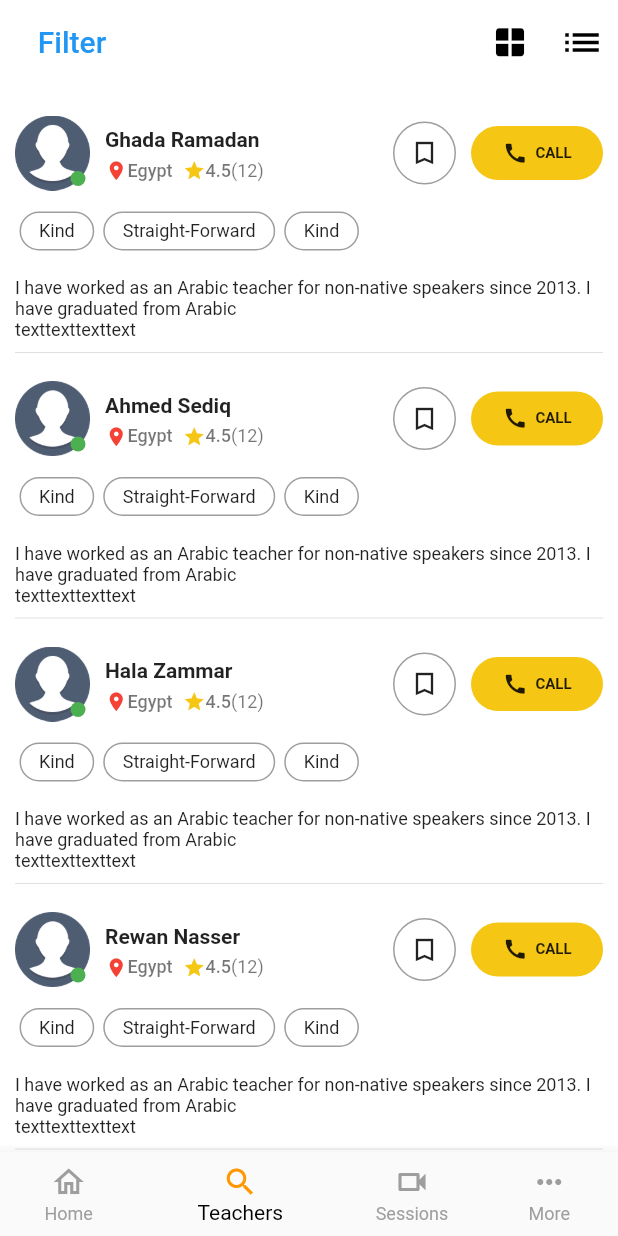
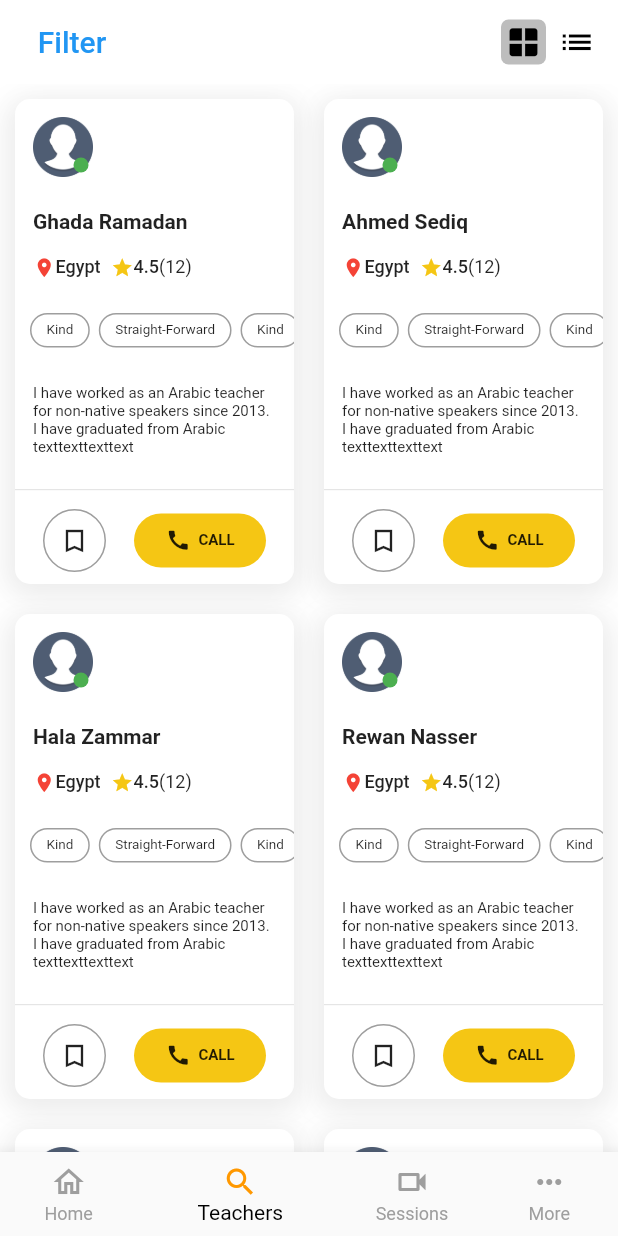
Before and after one commit to Modather-ali/flutter_app, a Flutter app: the screen it shows after launch, after a tap on the "window" icon, on a phone screen of 412 x 824 dp. Run offline on Flutter 3.47's test engine with Material 2 defaults, Android fonts, the phone set to English and light mode, and no system bars.

Commit message:
new update

```diff
--- a/lib/screens/teachers.dart
+++ b/lib/screens/teachers.dart
@@ -1,7 +1,8 @@
 import 'package:app/modules/teacher.dart';
 import 'package:flutter/material.dart';
 
-import 'widgets/horizontal_card.dart';
+import 'widgets/grid_card.dart';
+import 'widgets/list_card.dart';
 
 class TeachersScreen extends StatefulWidget {
   const TeachersScreen({Key? key}) : super(key: key);
@@ -11,6 +12,7 @@ class TeachersScreen extends StatefulWidget {
 }
 
 class _TeachersScreenState extends State<TeachersScreen> {
+  bool isList = true;
   @override
   Widget build(BuildContext context) {
     return Scaffold(
@@ -26,33 +28,93 @@ class _TeachersScreenState extends State<TeachersScreen> {
           ),
         ),
         actions: [
-          IconButton(
-            onPressed: () {},
-            icon: const Icon(
+          InkWell(
+            onTap: () {
+              setState(() {
+                isList = false;
+              });
+            },
+            child: Stack(
+              alignment: Alignment.center,
+              children: [
+                !isList
+                    ? Container(
+                        height: 30,
+                        width: 30,
+                        decoration: BoxDecoration(
+                            color: Colors.grey[400],
+                            borderRadius: BorderRadius.circular(5)),
+                      )
+                    : const SizedBox(),
+                const Icon(
                   Icons.window,
                   size: 25,
                 ),
+              ],
             ),
-          IconButton(
-            onPressed: () {},
-            icon: const Icon(
+          ),
+          Padding(
+            padding: const EdgeInsets.only(right: 15, left: 8),
+            child: InkWell(
+              onTap: () {
+                setState(() {
+                  isList = true;
+                });
+              },
+              child: Stack(
+                alignment: Alignment.center,
+                children: [
+                  isList
+                      ? Container(
+                          height: 30,
+                          width: 30,
+                          decoration: BoxDecoration(
+                              color: Colors.grey[400],
+                              borderRadius: BorderRadius.circular(5)),
+                        )
+                      : const SizedBox(),
+                  const Icon(
                     Icons.list,
-              size: 30,
+                    size: 25,
+                  ),
+                ],
+              ),
             ),
           ),
         ],
       ),
-      body: ListView.separated(
+      body: isList
+          ? ListView.separated(
               padding: const EdgeInsets.all(10),
               itemCount: teachersList.length,
               itemBuilder: (context, index) {
-          return HorizontalCard(
+                return Column(
+                  children: [
+                    AnimatedPadding(
+                      duration: const Duration(seconds: 1),
+                      padding: EdgeInsets.only(top: isList ? 0 : 40),
+                      child: ListCard(
                         teacher: teachersList[index],
+                      ),
+                    ),
+                  ],
                 );
               },
               separatorBuilder: (context, index) {
                 return const Divider();
               },
+            )
+          : GridView.builder(
+              itemCount: teachersList.length,
+              gridDelegate: const SliverGridDelegateWithFixedCrossAxisCount(
+                crossAxisCount: 2,
+                childAspectRatio: 0.6,
+              ),
+              itemBuilder: (context, index) {
+                return GridCard(
+                  teacher: teachersList[index],
+                );
+              },
             ),
     );
   }
--- /dev/null
+++ b/lib/screens/widgets/grid_card.dart
@@ -0,0 +1,214 @@
+import 'package:flutter/material.dart';
+
+import '../../modules/teacher.dart';
+
+class GridCard extends StatefulWidget {
+  final Teacher teacher;
+  const GridCard({Key? key, required this.teacher}) : super(key: key);
+
+  @override
+  State<GridCard> createState() => _GridCardState();
+}
+
+class _GridCardState extends State<GridCard> {
+  @override
+  Widget build(BuildContext context) {
+    return Container(
+      height: 300,
+      margin: const EdgeInsets.all(10),
+      decoration: BoxDecoration(
+        color: Colors.white,
+        borderRadius: BorderRadius.circular(10),
+        boxShadow: [
+          BoxShadow(
+            color: Colors.grey.shade200,
+            offset: const Offset(4, 4),
+            blurRadius: 15,
+            spreadRadius: 1,
+          ),
+          BoxShadow(
+            color: Colors.grey.shade200,
+            offset: const Offset(-4, 4),
+            blurRadius: 15,
+            spreadRadius: 1,
+          ),
+        ],
+      ),
+      child: Column(
+        crossAxisAlignment: CrossAxisAlignment.start,
+        mainAxisAlignment: MainAxisAlignment.spaceBetween,
+        children: [
+          Padding(
+            padding: const EdgeInsets.all(12.0),
+            child: Stack(
+              children: [
+                Image.asset("assets/user.png", height: 40),
+                Positioned(
+                  bottom: 3,
+                  right: 3,
+                  child: Container(
+                    height: 10,
+                    width: 10,
+                    decoration: const BoxDecoration(
+                      shape: BoxShape.circle,
+                      color: Colors.green,
+                    ),
+                  ),
+                )
+              ],
+            ),
+          ),
+          Padding(
+            padding: const EdgeInsets.only(left: 12),
+            child: Text(
+              widget.teacher.name,
+              style: const TextStyle(fontWeight: FontWeight.w600, fontSize: 14),
+            ),
+          ),
+          Padding(
+            padding: const EdgeInsets.only(left: 12, bottom: 10, top: 5),
+            child: Row(
+              children: const [
+                Icon(
+                  Icons.location_on,
+                  color: Colors.red,
+                  size: 15,
+                ),
+                Text(
+                  "Egypt",
+                  style: TextStyle(fontWeight: FontWeight.w500, fontSize: 12),
+                ),
+                SizedBox(
+                  width: 7,
+                ),
+                Icon(
+                  Icons.star,
+                  color: Color(0xFFF5C614),
+                  size: 15,
+                ),
+                Text(
+                  "4.5",
+                  style: TextStyle(fontWeight: FontWeight.w500, fontSize: 12),
+                ),
+                Text(
+                  "(12)",
+                  style: TextStyle(fontWeight: FontWeight.w400, fontSize: 12),
+                ),
+              ],
+            ),
+          ),
+          SingleChildScrollView(
+            scrollDirection: Axis.horizontal,
+            child: Row(
+              children: [
+                Container(
+                  margin: const EdgeInsets.only(left: 10, right: 3),
+                  padding:
+                      const EdgeInsets.symmetric(horizontal: 10, vertical: 5),
+                  decoration: BoxDecoration(
+                    border: Border.all(color: Colors.grey),
+                    borderRadius: BorderRadius.circular(30),
+                  ),
+                  child: const Text("Kind",
+                      style: TextStyle(
+                        fontSize: 9,
+                      )),
+                ),
+                Container(
+                  margin: const EdgeInsets.all(3),
+                  padding:
+                      const EdgeInsets.symmetric(horizontal: 10, vertical: 5),
+                  decoration: BoxDecoration(
+                    border: Border.all(color: Colors.grey),
+                    borderRadius: BorderRadius.circular(30),
+                  ),
+                  child: const Text("Straight-Forward",
+                      style: TextStyle(
+                        fontSize: 9,
+                      )),
+                ),
+                Container(
+                  margin: const EdgeInsets.all(3),
+                  padding:
+                      const EdgeInsets.symmetric(horizontal: 10, vertical: 5),
+                  decoration: BoxDecoration(
+                    border: Border.all(color: Colors.grey),
+                    borderRadius: BorderRadius.circular(30),
+                  ),
+                  child: const Text("Kind",
+                      style: TextStyle(
+                        fontSize: 9,
+                      )),
+                ),
+              ],
+            ),
+          ),
+          Padding(
+            padding: const EdgeInsets.all(12.0),
+            child: Text(
+              widget.teacher.description,
+              style: const TextStyle(
+                fontSize: 10,
+                fontWeight: FontWeight.w400,
+              ),
+            ),
+          ),
+          const Divider(
+            height: 0.0,
+          ),
+          Padding(
+            padding: const EdgeInsets.only(bottom: 5),
+            child: Row(
+              mainAxisAlignment: MainAxisAlignment.spaceEvenly,
+              children: [
+                GestureDetector(
+                  onTap: () {},
+                  child: Container(
+                    alignment: Alignment.center,
+                    padding: const EdgeInsets.all(10),
+                    decoration: BoxDecoration(
+                      shape: BoxShape.circle,
+                      border: Border.all(color: Colors.grey),
+                    ),
+                    child: const Icon(
+                      Icons.bookmark_outline_sharp,
+                      size: 20,
+                    ),
+                  ),
+                ),
+                // const SizedBox(
+                //   width: 10,
+                // ),
+                MaterialButton(
+                  onPressed: () {},
+                  color: const Color(0xFFF5C614),
+                  padding: const EdgeInsets.symmetric(vertical: 5),
+                  shape: RoundedRectangleBorder(
+                    borderRadius: BorderRadius.circular(20),
+                  ),
+                  elevation: 0.0,
+                  child: Row(
+                    children: const [
+                      Icon(
+                        Icons.call,
+                        size: 17,
+                      ),
+                      SizedBox(
+                        width: 5,
+                      ),
+                      Text(
+                        "CALL",
+                        style: TextStyle(
+                            fontWeight: FontWeight.w600, fontSize: 10),
+                      ),
+                    ],
+                  ),
+                ),
+              ],
+            ),
+          )
+        ],
+      ),
+    );
+  }
+}
--- a/lib/screens/widgets/horizontal_card.dart
+++ b/lib/screens/widgets/list_card.dart
@@ -1,19 +1,20 @@
 import 'package:app/modules/teacher.dart';
 import 'package:flutter/material.dart';
 
-class HorizontalCard extends StatefulWidget {
+class ListCard extends StatefulWidget {
   final Teacher teacher;
-  const HorizontalCard({Key? key, required this.teacher}) : super(key: key);
+  const ListCard({Key? key, required this.teacher}) : super(key: key);
 
   @override
-  State<HorizontalCard> createState() => _HorizontalCardState();
+  State<ListCard> createState() => _ListCardState();
 }
 
-class _HorizontalCardState extends State<HorizontalCard> {
+class _ListCardState extends State<ListCard> {
   @override
   Widget build(BuildContext context) {
     return SizedBox(
       child: Column(
+        mainAxisAlignment: MainAxisAlignment.start,
         children: [
           Row(
             children: [
@@ -25,7 +26,7 @@ class _HorizontalCardState extends State<HorizontalCard> {
                   horizontalTitleGap: 10.0,
                   leading: Stack(
                     children: [
-                      Image.asset("assets/user.png", height: 50),
+                      Image.asset("assets/user.png", height: 40),
                       Positioned(
                         bottom: 3,
                         right: 3,
@@ -125,7 +126,9 @@ class _HorizontalCardState extends State<HorizontalCard> {
             ],
           ),
           SingleChildScrollView(
+            // scrollDirection: Axis.horizontal,
             child: Row(
+              mainAxisAlignment: MainAxisAlignment.start,
               children: [
                 Container(
                   margin: const EdgeInsets.all(3),
```
Lines whose indentation alone changed are shown as unchanged.
